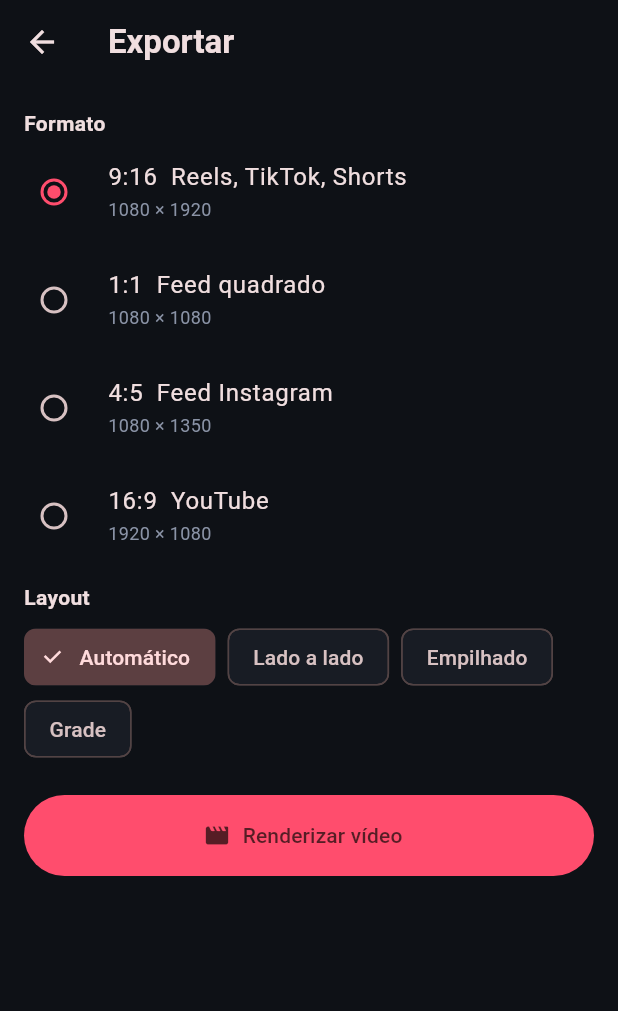
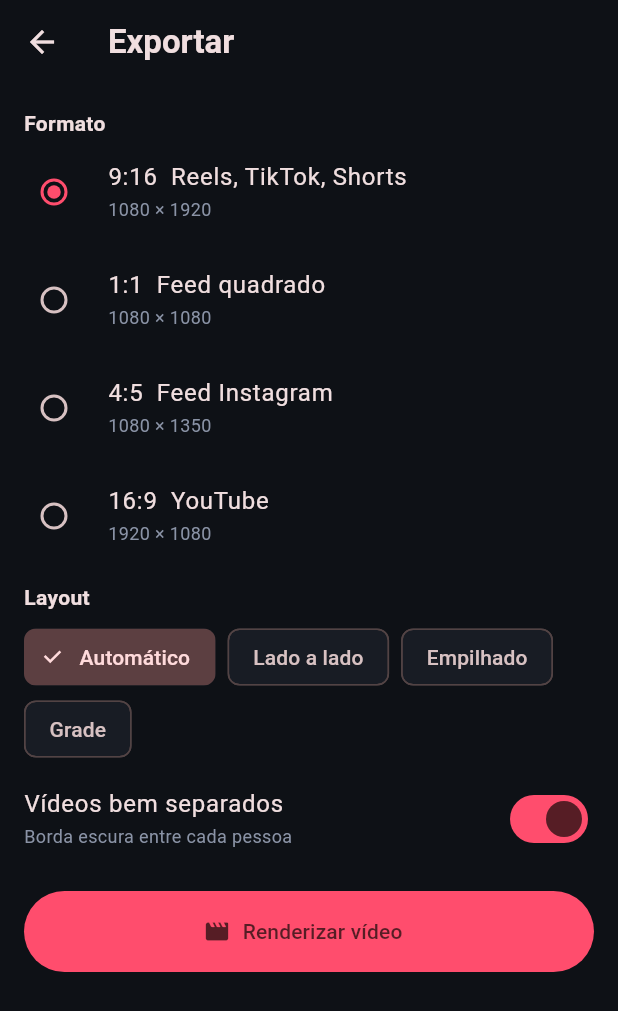
Before and after one commit to eeuseniormy-afk/seniorcollab, a Flutter app: the ExportScreen screen opened directly with empty values, on a phone screen of 412 x 824 dp. Shown: the top 1011 px of the screen. Run offline on Flutter 3.47's test engine with Material 3 defaults, Android fonts, the phone set to English and light mode, and no system bars; our stand-ins replace camera, image_picker, share_plus, video_player, wakelock_plus; missing offline and left inert: ffmpeg_kit_flutter_new, gal.

Commit message:
v0.2.0: videos bem separados na tela

```diff
--- a/lib/screens/export_screen.dart
+++ b/lib/screens/export_screen.dart
@@ -123,7 +123,15 @@ class _ExportScreenState extends State<ExportScreen> {
                 ),
             ],
           ),
-          const SizedBox(height: 20),
+          SwitchListTile(
+            contentPadding: EdgeInsets.zero,
+            title: const Text('Vídeos bem separados'),
+            subtitle: const Text('Borda escura entre cada pessoa',
+                style: TextStyle(color: SC.muted, fontSize: 12)),
+            value: p.separar,
+            onChanged: _running ? null : (v) => setState(() => p.separar = v),
+          ),
+          const SizedBox(height: 12),
           if (_running) ...[
             LinearProgressIndicator(value: _progress == 0 ? null : _progress),
             const SizedBox(height: 8),
```
